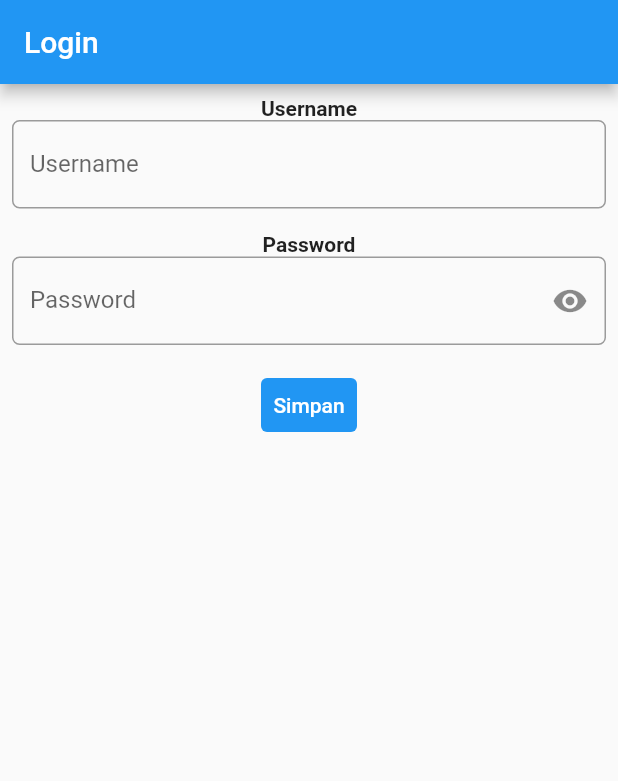
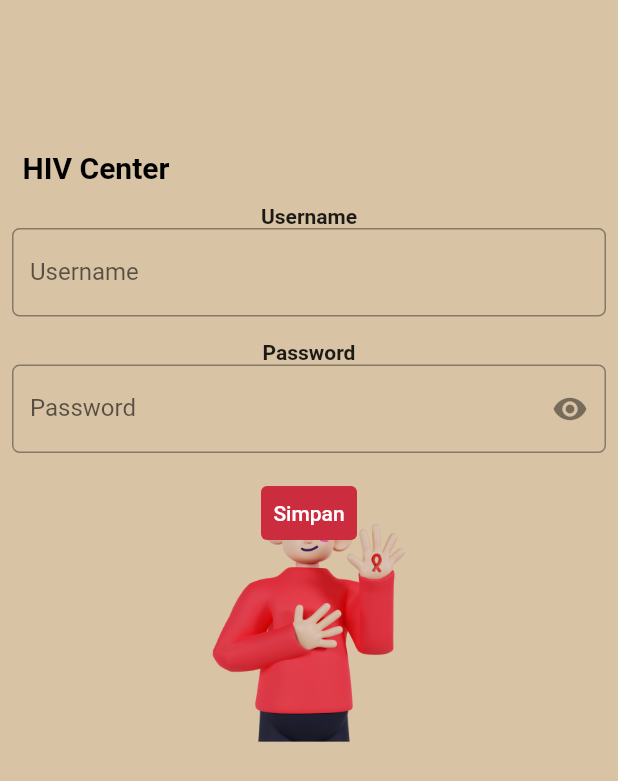
Before and after one commit to Emilicos/D04-Mobile-HIVCenter, a Flutter app: the screen it shows after launch, after a tap on "Login", on a phone screen of 412 x 824 dp. Shown: the top 781 px of the screen. Run offline on Flutter 3.47's test engine with Material 2 defaults, Android fonts, the phone set to English and light mode, and no system bars; our stand-ins replace card_swiper, ionicons, percent_indicator; missing offline and left inert: dart:html, pbp_django_auth.

Commit message:
Login Design

```diff
--- a/lib/pages/login_page.dart
+++ b/lib/pages/login_page.dart
@@ -1,6 +1,8 @@
 import 'package:flutter/material.dart';
 import 'package:pbp_django_auth/pbp_django_auth.dart';
 import 'package:provider/provider.dart';
+import 'package:tk_akhir/app_theme.dart';
+import 'package:tk_akhir/widgets/drawer.dart';
 
 Map<String, dynamic> userData = {"is_login": false, "username": "", "role": 0};
 
@@ -27,12 +29,37 @@ class _LoginPageState extends State<LoginPage> {
   Widget build(BuildContext context) {
     final request = context.watch<CookieRequest>();
     return Scaffold(
-        appBar: AppBar(
-          title: const Text("Login"),
+        backgroundColor: AppTheme.darkBeige,
+        body:
+        Container(
+          decoration: const BoxDecoration(
+                image: DecorationImage(
+                  image: AssetImage('assets/images/asset1.png'),
+                  scale: 12,
                 ),
-        body: Form(
+
+              ),
+          child: Column(
+            crossAxisAlignment: CrossAxisAlignment.start,
+            children: [
+              const SizedBox(
+                height: 100,
+              ),
+              Container(
+                padding: const EdgeInsets.fromLTRB(15, 0, 15, 5),
+                child:
+                const Text(
+                  "HIV Center",
+                  style: TextStyle(
+                    fontSize: 20,
+                    color: Colors.black,
+                    fontWeight: FontWeight.bold,
+                  ),
+                ),
+              ),
+              Form(
                   key: _loginFormKey,
-            child: ListView(
+                  child: Column(
                     children: [
                       Padding(
                         // Menggunakan padding sebesar 8 pixels
@@ -139,7 +166,7 @@ class _LoginPageState extends State<LoginPage> {
                                 child: TextButton(
                                   style: ButtonStyle(
                                     backgroundColor:
-                                  MaterialStateProperty.all(Colors.blue),
+                                        MaterialStateProperty.all(AppTheme.tagRed),
                                   ),
                                   onPressed: () async {
                                     if (_loginFormKey.currentState!.validate()) {
@@ -239,7 +266,10 @@ class _LoginPageState extends State<LoginPage> {
                         ],
                       ),
                     ],
-            )));
+                  )),
+            ],
+          ),
+        ));
     // The rest of your widgets are down below
   }
 }
```
Lines whose indentation alone changed are shown as unchanged.
